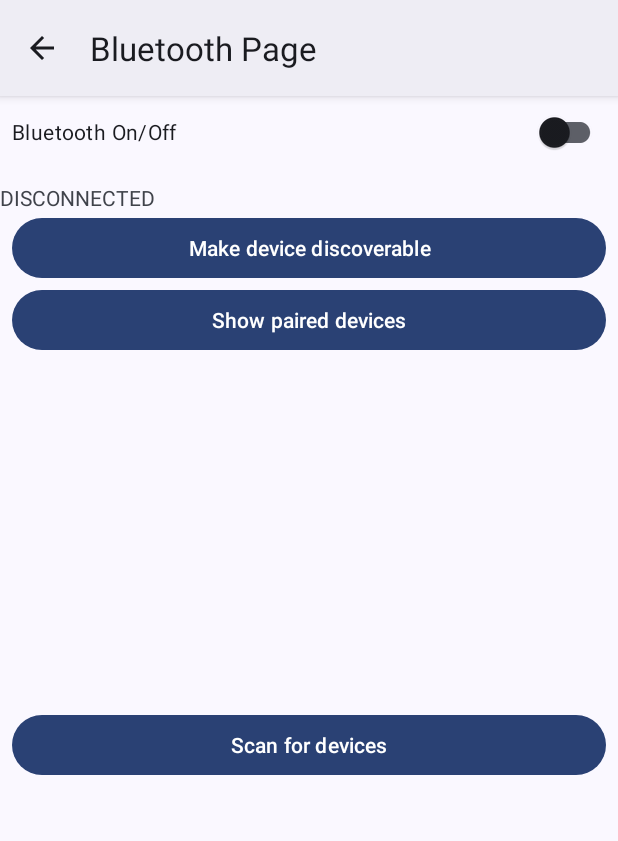
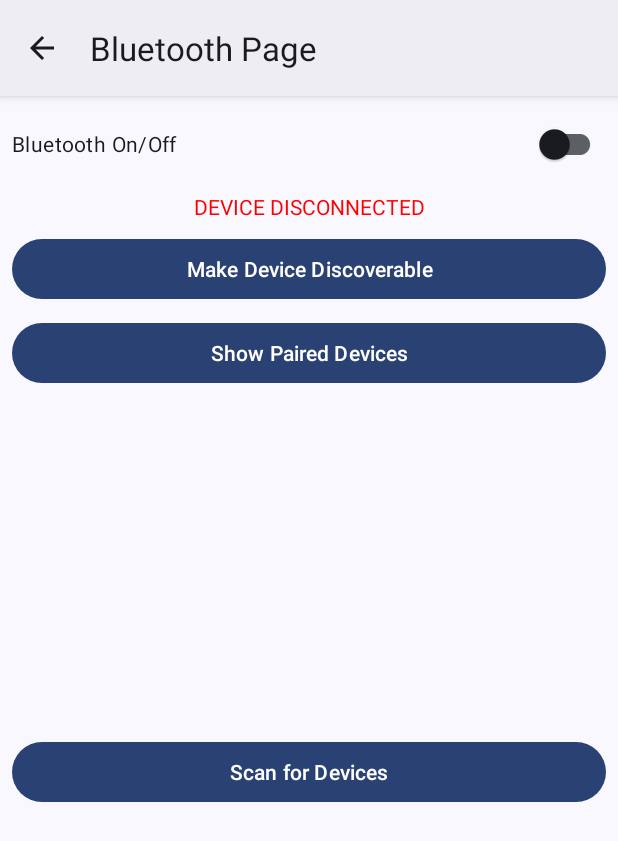
Before and after one commit to HypotheticalWhale/MDP-Application, an Android app: the ApplicationActivity screen opened directly, with no data from a screen before it, on a phone screen of 412 x 824 dp. Shown: the top 841 px of the screen. Run offline under Robolectric (Android 15) with nearby library versions, the phone set to English and light mode, and no system bars.

```diff
--- a/app/src/main/java/com/example/mdpapplication/BluetoothConnectionHelper.java
+++ b/app/src/main/java/com/example/mdpapplication/BluetoothConnectionHelper.java
@@ -662,7 +662,7 @@ public class BluetoothConnectionHelper extends Service {
                 }catch(IOException e){
                     mHandler.obtainMessage(MESSAGE_TOAST, 1, -1,
                             "Bluetooth failed to read from connection").sendToTarget();
-                    if (isServer == true){
+                    if (isServer){
                         stopService();
                     }else{
                         reconnectAsClient();
@@ -679,7 +679,7 @@ public class BluetoothConnectionHelper extends Service {
             }catch(IOException e){
                 mHandler.obtainMessage(MESSAGE_TOAST, 1, -1,
                         "Bluetooth failed to write to connection").sendToTarget();
-                if (isServer == true){
+                if (isServer){
                     stopService();
                 }else{
                     reconnectAsClient();
--- a/app/src/main/res/layout/activity_application.xml
+++ b/app/src/main/res/layout/activity_application.xml
@@ -17,6 +17,10 @@
         app:layout_constraintTop_toTopOf="parent"
         app:layout_constraintVertical_bias="0.0">
 
+        <Space
+            android:layout_width="match_parent"
+            android:layout_height="8dp" />
+
         <com.google.android.material.switchmaterial.SwitchMaterial
             android:id="@+id/btSwitch"
             android:layout_width="match_parent"
@@ -27,13 +31,19 @@
 
         <Space
             android:layout_width="match_parent"
-            android:layout_height="10dp" />
+            android:layout_height="8dp" />
 
         <TextView
             android:id="@+id/deviceStatus"
             android:layout_width="match_parent"
             android:layout_height="wrap_content"
-            android:text="DISCONNECTED" />
+            android:text="DEVICE DISCONNECTED"
+            android:textAlignment="center"
+            android:textColor="#FF0000" />
+
+        <Space
+            android:layout_width="match_parent"
+            android:layout_height="8dp" />
 
         <Button
             android:id="@+id/b_discover"
@@ -41,7 +51,11 @@
             android:layout_height="wrap_content"
             android:layout_marginLeft="8dp"
             android:layout_marginRight="8dp"
-            android:text="Make device discoverable" />
+            android:text="Make Device Discoverable" />
+
+        <Space
+            android:layout_width="match_parent"
+            android:layout_height="8dp" />
 
         <Button
                 android:id="@+id/b_list"
@@ -49,20 +63,26 @@
                 android:layout_height="wrap_content"
             android:layout_marginLeft="8dp"
             android:layout_marginRight="8dp"
-                android:text="Show paired devices" />
+                android:text="Show Paired Devices" />
 
-        <Space
+        <ProgressBar
+            android:id="@+id/connectingLoadingBar"
+            style="?android:attr/progressBarStyleHorizontal"
             android:layout_width="match_parent"
-            android:layout_height="10dp" />
+            android:layout_height="8dp"
+            android:indeterminate="true"
+            android:visibility="invisible" />
 
         <ListView
             android:id="@+id/pairedList"
             android:layout_width="match_parent"
-            android:layout_height="215dp" />
+            android:layout_height="215dp"
+            android:layout_marginLeft="8dp"
+            android:layout_marginRight="8dp"/>
 
         <Space
             android:layout_width="match_parent"
-            android:layout_height="10dp" />
+            android:layout_height="8dp" />
 
         <Button
             android:id="@+id/b_scan"
@@ -70,20 +90,22 @@
             android:layout_height="wrap_content"
             android:layout_marginLeft="8dp"
             android:layout_marginRight="8dp"
-            android:text="Scan for devices" />
+            android:text="Scan for Devices" />
 
         <ProgressBar
             android:id="@+id/loadingBar"
             style="?android:attr/progressBarStyleHorizontal"
             android:layout_width="match_parent"
-            android:layout_height="10dp"
+            android:layout_height="8dp"
             android:indeterminate="true"
             android:visibility="invisible" />
 
         <ListView
             android:id="@+id/scannedList"
             android:layout_width="match_parent"
-            android:layout_height="215dp" />
+            android:layout_height="215dp"
+            android:layout_marginLeft="8dp"
+            android:layout_marginRight="8dp"/>
 
     </LinearLayout>
 
```
Also changed, not shown: app/src/main/java/com/example/mdpapplication/ApplicationActivity.java (+44 -8 lines).
